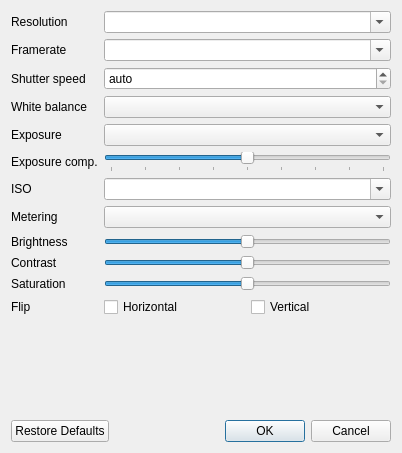
Old version of the form compoundpi/windows/configure_dialog.ui in the repository waveform-computing/compoundpi.
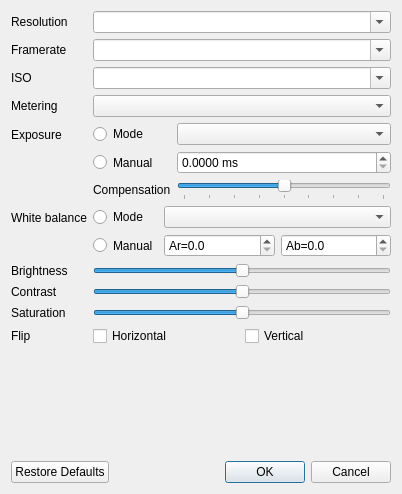
New version of the form.

The edit to the form file:
```diff
--- a/compoundpi/windows/configure_dialog.ui
+++ b/compoundpi/windows/configure_dialog.ui
@@ -7,7 +7,7 @@
     <x>0</x>
     <y>0</y>
     <width>402</width>
-    <height>453</height>
+    <height>494</height>
    </rect>
   </property>
   <property name="windowTitle">
@@ -16,6 +16,9 @@
   <layout class="QVBoxLayout" name="verticalLayout">
    <item>
     <layout class="QFormLayout" name="form_layout">
+     <property name="fieldGrowthPolicy">
+      <enum>QFormLayout::AllNonFixedFieldsGrow</enum>
+     </property>
      <item row="0" column="0">
       <widget class="QLabel" name="resolution_label">
        <property name="text">
@@ -51,71 +54,6 @@
       </widget>
      </item>
      <item row="2" column="0">
-      <widget class="QLabel" name="shutter_speed_label">
-       <property name="text">
-        <string>Shutter speed</string>
-       </property>
-       <property name="buddy">
-        <cstring>shutter_speed_spinbox</cstring>
-       </property>
-      </widget>
-     </item>
-     <item row="2" column="1">
-      <widget class="QDoubleSpinBox" name="shutter_speed_spinbox">
-       <property name="specialValueText">
-        <string>auto</string>
-       </property>
-       <property name="suffix">
-        <string> ms</string>
-       </property>
-       <property name="decimals">
-        <number>4</number>
-       </property>
-       <property name="maximum">
-        <double>1000.000000000000000</double>
-       </property>
-       <property name="singleStep">
-        <double>10.000000000000000</double>
-       </property>
-      </widget>
-     </item>
-     <item row="3" column="0">
-      <widget class="QLabel" name="awb_label">
-       <property name="text">
-        <string>White balance</string>
-       </property>
-       <property name="buddy">
-        <cstring>awb_combo</cstring>
-       </property>
-      </widget>
-     </item>
-     <item row="3" column="1">
-      <widget class="QComboBox" name="awb_combo"/>
-     </item>
-     <item row="4" column="0">
-      <widget class="QLabel" name="exposure_mode_label">
-       <property name="text">
-        <string>Exposure</string>
-       </property>
-       <property name="buddy">
-        <cstring>exposure_mode_combo</cstring>
-       </property>
-      </widget>
-     </item>
-     <item row="4" column="1">
-      <widget class="QComboBox" name="exposure_mode_combo"/>
-     </item>
-     <item row="5" column="0">
-      <widget class="QLabel" name="exposure_comp_label">
-       <property name="text">
-        <string>Exposure comp.</string>
-       </property>
-       <property name="buddy">
-        <cstring>exposure_comp_slider</cstring>
-       </property>
-      </widget>
-     </item>
-     <item row="6" column="0">
       <widget class="QLabel" name="iso_label">
        <property name="text">
         <string>ISO</string>
@@ -125,14 +63,14 @@
        </property>
       </widget>
      </item>
-     <item row="6" column="1">
+     <item row="2" column="1">
       <widget class="QComboBox" name="iso_combo">
        <property name="editable">
         <bool>true</bool>
        </property>
       </widget>
      </item>
-     <item row="7" column="0">
+     <item row="3" column="0">
       <widget class="QLabel" name="metering_label">
        <property name="text">
         <string>Metering</string>
@@ -142,10 +80,196 @@
        </property>
       </widget>
      </item>
-     <item row="7" column="1">
+     <item row="3" column="1">
       <widget class="QComboBox" name="metering_combo"/>
      </item>
-     <item row="8" column="0">
+     <item row="4" column="0">
+      <widget class="QLabel" name="exposure_label">
+       <property name="text">
+        <string>Exposure</string>
+       </property>
+       <property name="buddy">
+        <cstring>exposure_auto_radio</cstring>
+       </property>
+      </widget>
+     </item>
+     <item row="4" column="1">
+      <layout class="QFormLayout" name="formLayout">
+       <item row="0" column="1">
+        <widget class="QComboBox" name="exposure_combo">
+         <property name="sizePolicy">
+          <sizepolicy hsizetype="MinimumExpanding" vsizetype="Fixed">
+           <horstretch>0</horstretch>
+           <verstretch>0</verstretch>
+          </sizepolicy>
+         </property>
+        </widget>
+       </item>
+       <item row="2" column="0">
+        <widget class="QLabel" name="label_4">
+         <property name="text">
+          <string>Compensation</string>
+         </property>
+        </widget>
+       </item>
+       <item row="2" column="1">
+        <widget class="QSlider" name="exposure_comp_slider">
+         <property name="minimum">
+          <number>-24</number>
+         </property>
+         <property name="maximum">
+          <number>24</number>
+         </property>
+         <property name="pageStep">
+          <number>4</number>
+         </property>
+         <property name="orientation">
+          <enum>Qt::Horizontal</enum>
+         </property>
+         <property name="tickPosition">
+          <enum>QSlider::TicksBelow</enum>
+         </property>
+         <property name="tickInterval">
+          <number>6</number>
+         </property>
+        </widget>
+       </item>
+       <item row="0" column="0">
+        <widget class="QRadioButton" name="exposure_auto_radio">
+         <property name="sizePolicy">
+          <sizepolicy hsizetype="Minimum" vsizetype="Preferred">
+           <horstretch>0</horstretch>
+           <verstretch>0</verstretch>
+          </sizepolicy>
+         </property>
+         <property name="text">
+          <string>Mode</string>
+         </property>
+         <property name="autoExclusive">
+          <bool>false</bool>
+         </property>
+        </widget>
+       </item>
+       <item row="1" column="0">
+        <widget class="QRadioButton" name="exposure_manual_radio">
+         <property name="sizePolicy">
+          <sizepolicy hsizetype="Minimum" vsizetype="Preferred">
+           <horstretch>0</horstretch>
+           <verstretch>0</verstretch>
+          </sizepolicy>
+         </property>
+         <property name="text">
+          <string>Manual</string>
+         </property>
+         <property name="autoExclusive">
+          <bool>false</bool>
+         </property>
+        </widget>
+       </item>
+       <item row="1" column="1">
+        <widget class="QDoubleSpinBox" name="exposure_speed_spinbox">
+         <property name="suffix">
+          <string> ms</string>
+         </property>
+         <property name="decimals">
+          <number>4</number>
+         </property>
+         <property name="maximum">
+          <double>6000.000000000000000</double>
+         </property>
+         <property name="singleStep">
+          <double>10.000000000000000</double>
+         </property>
+        </widget>
+       </item>
+      </layout>
+     </item>
+     <item row="5" column="0">
+      <widget class="QLabel" name="awb_label">
+       <property name="text">
+        <string>White balance</string>
+       </property>
+       <property name="buddy">
+        <cstring>awb_auto_radio</cstring>
+       </property>
+      </widget>
+     </item>
+     <item row="5" column="1">
+      <layout class="QFormLayout" name="formLayout_2">
+       <item row="0" column="0">
+        <widget class="QRadioButton" name="awb_auto_radio">
+         <property name="sizePolicy">
+          <sizepolicy hsizetype="Minimum" vsizetype="Preferred">
+           <horstretch>0</horstretch>
+           <verstretch>0</verstretch>
+          </sizepolicy>
+         </property>
+         <property name="text">
+          <string>Mode</string>
+         </property>
+         <property name="autoExclusive">
+          <bool>false</bool>
+         </property>
+        </widget>
+       </item>
+       <item row="0" column="1">
+        <widget class="QComboBox" name="awb_combo"/>
+       </item>
+       <item row="1" column="0">
+        <widget class="QRadioButton" name="awb_manual_radio">
+         <property name="sizePolicy">
+          <sizepolicy hsizetype="Minimum" vsizetype="Preferred">
+           <horstretch>0</horstretch>
+           <verstretch>0</verstretch>
+          </sizepolicy>
+         </property>
+         <property name="text">
+          <string>Manual</string>
+         </property>
+         <property name="autoExclusive">
+          <bool>false</bool>
+         </property>
+        </widget>
+       </item>
+       <item row="1" column="1">
+        <layout class="QHBoxLayout" name="horizontalLayout_2">
+         <item>
+          <widget class="QDoubleSpinBox" name="awb_red_spinbox">
+           <property name="prefix">
+            <string>Ar=</string>
+           </property>
+           <property name="decimals">
+            <number>1</number>
+           </property>
+           <property name="maximum">
+            <double>8.000000000000000</double>
+           </property>
+           <property name="singleStep">
+            <double>0.100000000000000</double>
+           </property>
+          </widget>
+         </item>
+         <item>
+          <widget class="QDoubleSpinBox" name="awb_blue_spinbox">
+           <property name="prefix">
+            <string>Ab=</string>
+           </property>
+           <property name="decimals">
+            <number>1</number>
+           </property>
+           <property name="maximum">
+            <double>8.000000000000000</double>
+           </property>
+           <property name="singleStep">
+            <double>0.100000000000000</double>
+           </property>
+          </widget>
+         </item>
+        </layout>
+       </item>
+      </layout>
+     </item>
+     <item row="6" column="0">
       <widget class="QLabel" name="brightness_label">
        <property name="text">
         <string>Brightness</string>
@@ -155,7 +279,20 @@
        </property>
       </widget>
      </item>
-     <item row="9" column="0">
+     <item row="6" column="1">
+      <widget class="QSlider" name="brightness_slider">
+       <property name="maximum">
+        <number>100</number>
+       </property>
+       <property name="value">
+        <number>50</number>
+       </property>
+       <property name="orientation">
+        <enum>Qt::Horizontal</enum>
+       </property>
+      </widget>
+     </item>
+     <item row="7" column="0">
       <widget class="QLabel" name="contrast_label">
        <property name="text">
         <string>Contrast</string>
@@ -165,7 +302,23 @@
        </property>
       </widget>
      </item>
-     <item row="10" column="0">
+     <item row="7" column="1">
+      <widget class="QSlider" name="contrast_slider">
+       <property name="minimum">
+        <number>-100</number>
+       </property>
+       <property name="maximum">
+        <number>100</number>
+       </property>
+       <property name="pageStep">
+        <number>20</number>
+       </property>
+       <property name="orientation">
+        <enum>Qt::Horizontal</enum>
+       </property>
+      </widget>
+     </item>
+     <item row="8" column="0">
       <widget class="QLabel" name="saturation_label">
        <property name="text">
         <string>Saturation</string>
@@ -175,7 +328,23 @@
        </property>
       </widget>
      </item>
-     <item row="11" column="0">
+     <item row="8" column="1">
+      <widget class="QSlider" name="saturation_slider">
+       <property name="minimum">
+        <number>-100</number>
+       </property>
+       <property name="maximum">
+        <number>100</number>
+       </property>
+       <property name="pageStep">
+        <number>20</number>
+       </property>
+       <property name="orientation">
+        <enum>Qt::Horizontal</enum>
+       </property>
+      </widget>
+     </item>
+     <item row="9" column="0">
       <widget class="QLabel" name="flip_label">
        <property name="text">
         <string>Flip</string>
@@ -185,7 +354,7 @@
        </property>
       </widget>
      </item>
-     <item row="11" column="1">
+     <item row="9" column="1">
       <layout class="QHBoxLayout" name="flip_layout">
        <item>
         <widget class="QCheckBox" name="hflip_checkbox">
@@ -203,73 +372,6 @@
        </item>
       </layout>
      </item>
-     <item row="8" column="1">
-      <widget class="QSlider" name="brightness_slider">
-       <property name="maximum">
-        <number>100</number>
-       </property>
-       <property name="value">
-        <number>50</number>
-       </property>
-       <property name="orientation">
-        <enum>Qt::Horizontal</enum>
-       </property>
-      </widget>
-     </item>
-     <item row="9" column="1">
-      <widget class="QSlider" name="contrast_slider">
-       <property name="minimum">
-        <number>-100</number>
-       </property>
-       <property name="maximum">
-        <number>100</number>
-       </property>
-       <property name="pageStep">
-        <number>20</number>
-       </property>
-       <property name="orientation">
-        <enum>Qt::Horizontal</enum>
-       </property>
-      </widget>
-     </item>
-     <item row="10" column="1">
-      <widget class="QSlider" name="saturation_slider">
-       <property name="minimum">
-        <number>-100</number>
-       </property>
-       <property name="maximum">
-        <number>100</number>
-       </property>
-       <property name="pageStep">
-        <number>20</number>
-       </property>
-       <property name="orientation">
-        <enum>Qt::Horizontal</enum>
-       </property>
-      </widget>
-     </item>
-     <item row="5" column="1">
-      <widget class="QSlider" name="exposure_comp_slider">
-       <property name="minimum">
-        <number>-24</number>
-       </property>
-       <property name="maximum">
-        <number>24</number>
-       </property>
-       <property name="pageStep">
-        <number>6</number>
-       </property>
-       <property name="orientation">
-        <enum>Qt::Horizontal</enum>
-       </property>
-       <property name="tickPosition">
-        <enum>QSlider::TicksBelow</enum>
-       </property>
-       <property name="tickInterval">
-        <number>6</number>
-       </property>
-      </widget>
-     </item>
     </layout>
    </item>
    <item>
```
Left out of the diff: 36 changed lines with no effect on the pictures.
